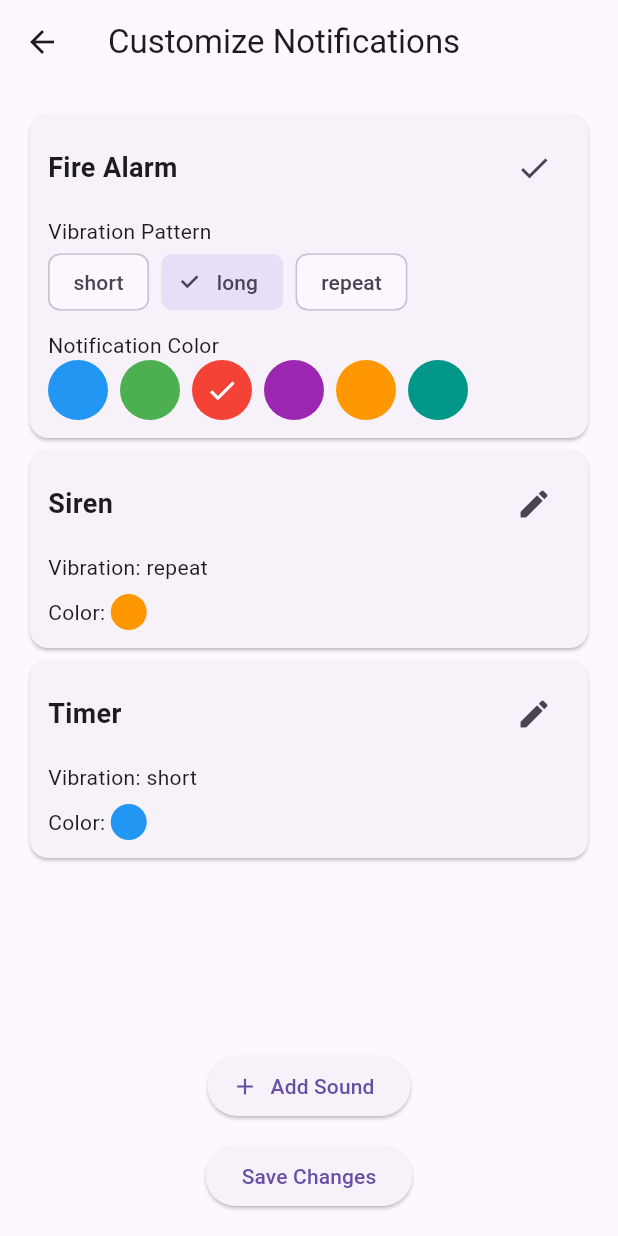
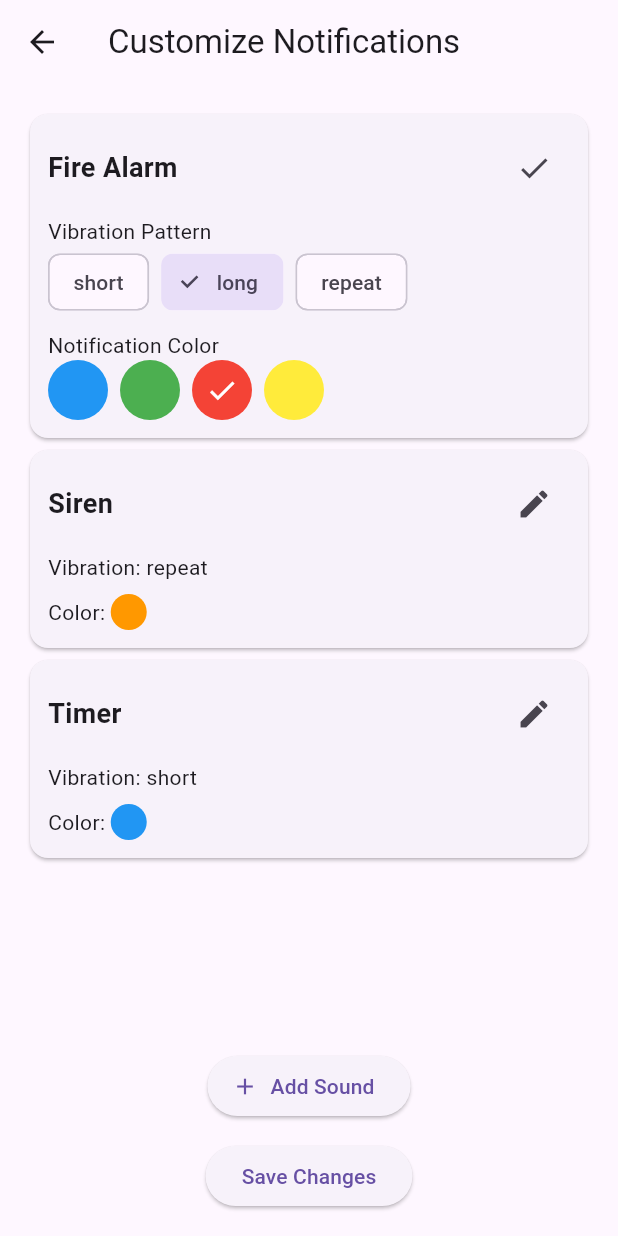
Before and after one commit to Nrojasc25/SafeAndSound, a Flutter app: the CustomizeScreen screen opened by its route, after a tap on the "edit" icon, on a phone screen of 412 x 824 dp. Run offline on Flutter 3.47's test engine with Material 3 defaults, Android fonts, the phone set to English and light mode, and no system bars; our stand-ins replace firebase_auth, firebase_core, firebase_database; accounts and stored records are empty.

Commit message:
updated available color selection

```diff
--- a/lib/screens/customize_screen.dart
+++ b/lib/screens/customize_screen.dart
@@ -155,7 +155,7 @@ class _CustomizeScreenState extends State<CustomizeScreen> {
   }
 
   Widget _colorSelector(AlertSetting s) {
-    final colors = [Colors.blue, Colors.green, Colors.red, Colors.purple, Colors.orange, Colors.teal];
+    final colors = [Colors.blue, Colors.green, Colors.red, Colors.yellow];
     return Wrap(
       spacing: 8,
       children: colors.map((color) {
```
Also changed, not shown: 1 other file.
